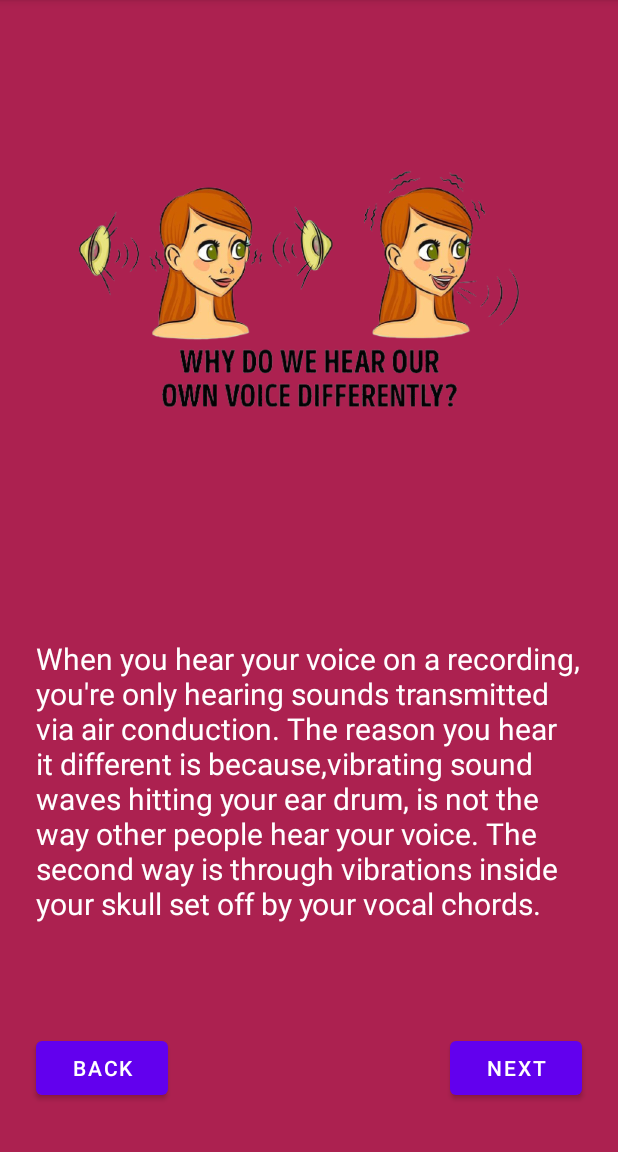
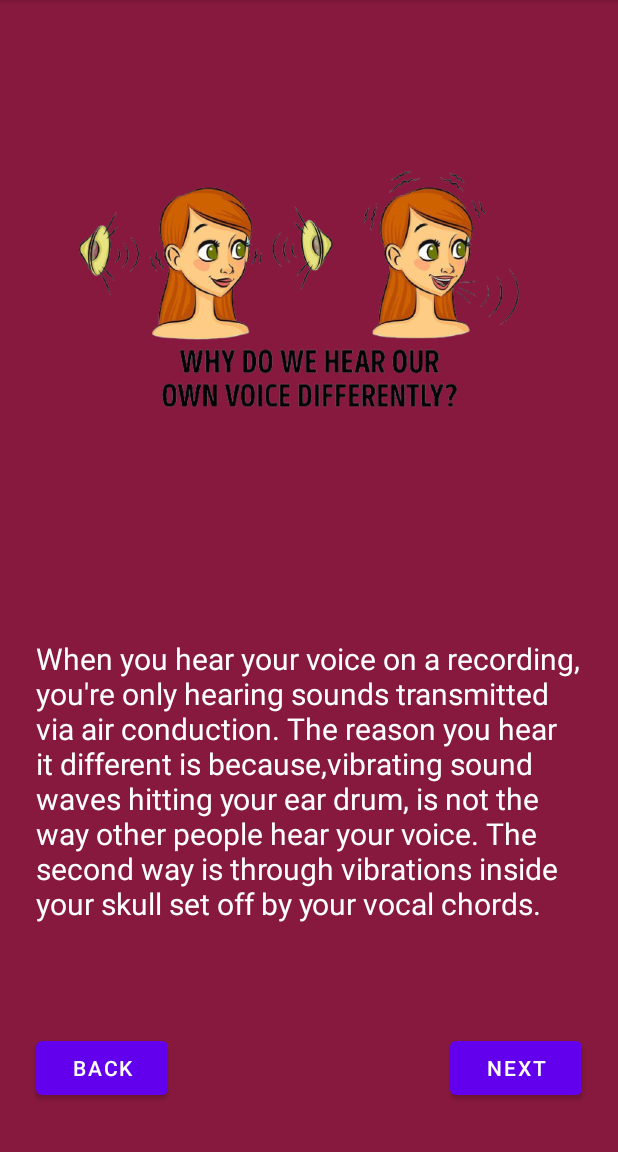
Before and after one commit to Wuanitawanjiku/KotlinPictureBook, an Android app: the PictureFourActivity screen opened directly, with no data from a screen before it, on a phone screen of 412 x 824 dp, the part 84-1236 px from its top. Run offline under Robolectric (Android 15) with nearby library versions, the phone set to English and light mode, and no system bars.

Commit message:
fifth commit

```diff
--- a/app/src/main/java/com/example/picturebook/PictureFiveActivity.kt
+++ b/app/src/main/java/com/example/picturebook/PictureFiveActivity.kt
@@ -10,7 +10,6 @@ class PictureFiveActivity : AppCompatActivity() {
         super.onCreate(savedInstanceState)
         setContentView(R.layout.activity_picture_five)
 
-
         var pictureFive = findViewById<Button>(R.id.btnPage5)
         pictureFive.setOnClickListener {
             var intent = Intent(baseContext, PictureFourActivity::class.java)
--- a/app/src/main/java/com/example/picturebook/PictureFourActivity.kt
+++ b/app/src/main/java/com/example/picturebook/PictureFourActivity.kt
@@ -14,11 +14,12 @@ class PictureFourActivity : AppCompatActivity() {
         pictureFour.setOnClickListener {
             var intent = Intent(baseContext, PictureFiveActivity::class.java)
             startActivity(intent)
+        }
 
         var backButton3 = findViewById<Button>(R.id.btnBack3)
         backButton3.setOnClickListener {
             var intent = Intent(baseContext, PictureThreeActivity::class.java)
-        }
+            startActivity(intent)
         }
     }
 }
--- a/app/src/main/res/layout/activity_picture_four.xml
+++ b/app/src/main/res/layout/activity_picture_four.xml
@@ -4,7 +4,7 @@
     xmlns:tools="http://schemas.android.com/tools"
     android:layout_width="match_parent"
     android:layout_height="match_parent"
-    android:background="#AC2150"
+    android:background="#87193E"
     tools:context=".PictureFourActivity">
 
     <Button
@@ -37,12 +37,12 @@
         android:layout_marginBottom="32dp"
         android:text="When you hear your voice on a recording, you're only hearing sounds transmitted via air conduction. The reason you hear it different is because,vibrating sound waves hitting your ear drum, is not the way other people hear your voice. The second way is through vibrations inside your skull set off by your vocal chords."
         android:textColor="#FFFFFF"
+        android:textSize="20dp"
         app:layout_constraintBottom_toTopOf="@+id/btnPage4"
         app:layout_constraintEnd_toEndOf="parent"
         app:layout_constraintHorizontal_bias="0.0"
         app:layout_constraintStart_toStartOf="parent"
-        app:layout_constraintTop_toBottomOf="@+id/imageView4"
-        android:textSize="20dp"/>
+        app:layout_constraintTop_toBottomOf="@+id/imageView4" />
 
     <ImageView
         android:id="@+id/imageView4"
```
Also changed, not shown: app/src/main/java/com/example/picturebook/PicctureTwoActivity.kt (+5 -5 lines).
